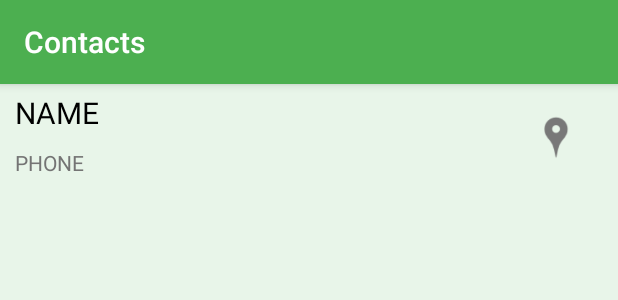
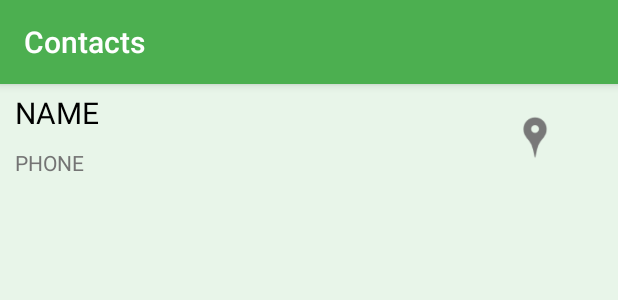
Before and after one commit to kas02/Contacts, an Android app: the layout contact_layout.xml on its own in the app's theme, with its tools: preview values and no code run, on a phone screen of 412 x 824 dp. Shown: the top 300 px of the screen. Run offline under Robolectric (Android 15) with nearby library versions, the phone set to English and light mode, and no system bars.

Commit message:
syntax correction

```diff
--- a/app/src/main/java/com/example/kas/contacts/AddContact.java
+++ b/app/src/main/java/com/example/kas/contacts/AddContact.java
@@ -82,8 +82,8 @@ public class AddContact extends Activity {
             }
             try {
                 getContentResolver().applyBatch(ContactsContract.AUTHORITY, cpo);
+                Toast.makeText(getApplicationContext(), R.string.contact_saved, Toast.LENGTH_SHORT).show();
                 finish();
-                Toast.makeText(getApplicationContext(), R.string.contact_saved, Toast.LENGTH_SHORT).show();
             } catch (Exception e) {
                 e.printStackTrace();
                 Toast.makeText(getApplicationContext(), R.string.can_not_save_contact, Toast.LENGTH_SHORT).show();
--- a/app/src/main/res/layout/contact_layout.xml
+++ b/app/src/main/res/layout/contact_layout.xml
@@ -3,7 +3,8 @@
     android:layout_width="fill_parent"
     android:layout_height="fill_parent"
     android:orientation="vertical"
-    android:background="@color/GREEN_50">
+    android:background="@color/GREEN_50"
+    android:paddingRight="10dp">
 
 
     <LinearLayout
@@ -46,7 +47,8 @@
             android:src="@drawable/ic_no_location"
             android:layout_weight="0.8"
             android:layout_gravity="center_vertical"
-            android:onClick="openMap"/>
+            android:onClick="openMap"
+            android:paddingRight="10dp" />
 
     </LinearLayout>
 
--- a/app/src/main/res/layout/main_layout.xml
+++ b/app/src/main/res/layout/main_layout.xml
@@ -11,7 +11,7 @@
             android:layout_centerVertical="true"
             android:layout_alignParentStart="true"
             android:drawSelectorOnTop="true"
-            android:fastScrollEnabled="true"/>
+            android:fastScrollEnabled="true" />
 
         <com.melnykov.fab.FloatingActionButton
             android:id="@+id/fab"
--- a/app/src/main/res/values/styles.xml
+++ b/app/src/main/res/values/styles.xml
@@ -5,6 +5,8 @@
         <item name="android:colorPrimary">@color/GREEN_500</item>
         <item name="android:navigationBarColor">@color/GREEN_700</item>
         <item name="android:windowBackground">@color/GREEN_50</item>
+        <item name="android:textColorTertiary">@color/GREY</item>
+        <item name="android:textColorPrimary">@color/WHITE</item>
     </style>
 
 </resources>
```
